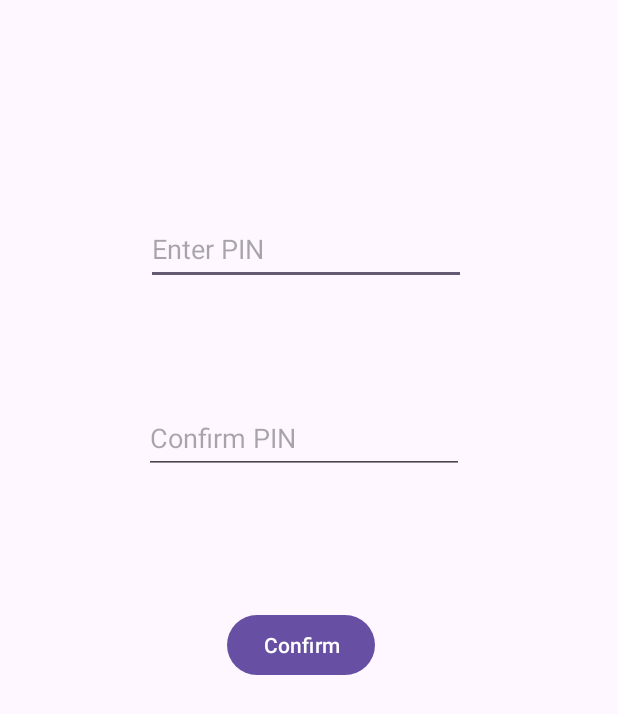
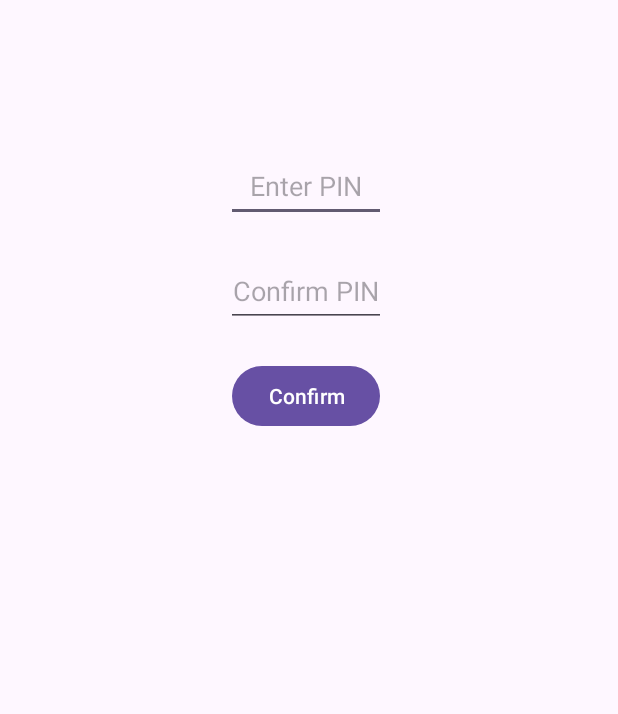
Before and after one commit to Szajszka/FacialRecognitionAndroid, an Android app: the PinActivity screen opened directly, with no data from a screen before it, on a phone screen of 412 x 824 dp. Shown: the top 714 px of the screen. Run offline under Robolectric (Android 15) with nearby library versions, the phone set to English and light mode, and no system bars.

Commit message:
The grenade didn't explode, changes to the way return intent is handled, added pin activity to protect adding new face, streamlined UI

```diff
--- a/app/src/main/res/layout/activity_pin.xml
+++ b/app/src/main/res/layout/activity_pin.xml
@@ -10,37 +10,53 @@
         android:id="@+id/editTextNumberPin"
         android:layout_width="wrap_content"
         android:layout_height="48dp"
-        android:layout_marginStart="97dp"
-        android:layout_marginTop="142dp"
-        android:ems="10"
+        android:layout_marginTop="100dp"
+        android:ems="5"
+        android:hint="@string/enter_pin"
+        android:textAlignment="center"
+        android:importantForAutofill="no"
+        android:inputType="numberPassword"
         android:maxLength="4"
-        android:inputType="numberPassword"
-        android:hint="@string/enter_pin"
-        android:importantForAutofill="no"
-        app:layout_constraintStart_toStartOf="parent"
+        app:layout_constraintStart_toStartOf="@id/guidelineLeft"
+        app:layout_constraintEnd_toStartOf="@id/guidelineRight"
         app:layout_constraintTop_toTopOf="parent" />
 
     <EditText
         android:id="@+id/editTextNumberPinConfirm"
         android:layout_width="wrap_content"
         android:layout_height="48dp"
-        android:layout_marginStart="96dp"
-        android:layout_marginTop="268dp"
-        android:ems="10"
+        android:layout_marginTop="70dp"
+        android:ems="5"
         android:hint="@string/confirm_pin"
+        android:textAlignment="center"
         android:importantForAutofill="no"
         android:inputType="numberPassword"
         android:maxLength="4"
-        app:layout_constraintStart_toStartOf="parent"
-        app:layout_constraintTop_toTopOf="parent" />
+        app:layout_constraintStart_toStartOf="@id/guidelineLeft"
+        app:layout_constraintEnd_toStartOf="@id/guidelineRight"
+        app:layout_constraintTop_toTopOf="@+id/editTextNumberPin" />
 
     <Button
         android:id="@+id/buttonConfirm"
         android:layout_width="wrap_content"
         android:layout_height="wrap_content"
-        android:layout_marginStart="151dp"
-        android:layout_marginTop="90dp"
+        android:layout_marginTop="70dp"
         android:text="@string/confirm"
-        app:layout_constraintStart_toStartOf="parent"
-        app:layout_constraintTop_toBottomOf="@+id/editTextNumberPinConfirm" />
+        app:layout_constraintStart_toStartOf="@id/guidelineLeft"
+        app:layout_constraintEnd_toStartOf="@id/guidelineRight"
+        app:layout_constraintTop_toTopOf="@+id/editTextNumberPinConfirm" />
+
+    <androidx.constraintlayout.widget.Guideline
+        android:id="@+id/guidelineLeft"
+        android:layout_width="wrap_content"
+        android:layout_height="wrap_content"
+        android:orientation="vertical"
+        app:layout_constraintGuide_percent=".33" />
+
+    <androidx.constraintlayout.widget.Guideline
+        android:id="@+id/guidelineRight"
+        android:layout_width="wrap_content"
+        android:layout_height="wrap_content"
+        android:orientation="vertical"
+        app:layout_constraintGuide_percent=".66" />
 </androidx.constraintlayout.widget.ConstraintLayout>
--- a/app/src/main/res/values/strings.xml
+++ b/app/src/main/res/values/strings.xml
@@ -3,9 +3,10 @@
     <string name="compare_face">Compare Face</string>
     <string name="back">Return</string>
     <string name="save_face">Save Face</string>
-    <string name="open_camera">Open camera</string>
-    <string name="input_pin">Input PIN</string>
+    <string name="open_camera">Open Camera</string>
+    <string name="input_pin">Authorise Image Saving</string>
     <string name="enter_pin">Enter PIN</string>
     <string name="confirm_pin">Confirm PIN</string>
     <string name="confirm">Confirm</string>
+    <string name="hidden_message">Hidden Message</string>
 </resources>
```
Also changed, not shown: app/src/main/java/com/example/mlkittest/CameraActivity.java (+21 -13 lines), app/src/main/java/com/example/mlkittest/MainActivity.java (+27 -8 lines), app/src/main/java/com/example/mlkittest/PinActivity.java (+18 -7 lines), app/src/main/res/layout/activity_main.xml (+42 -12 lines).
